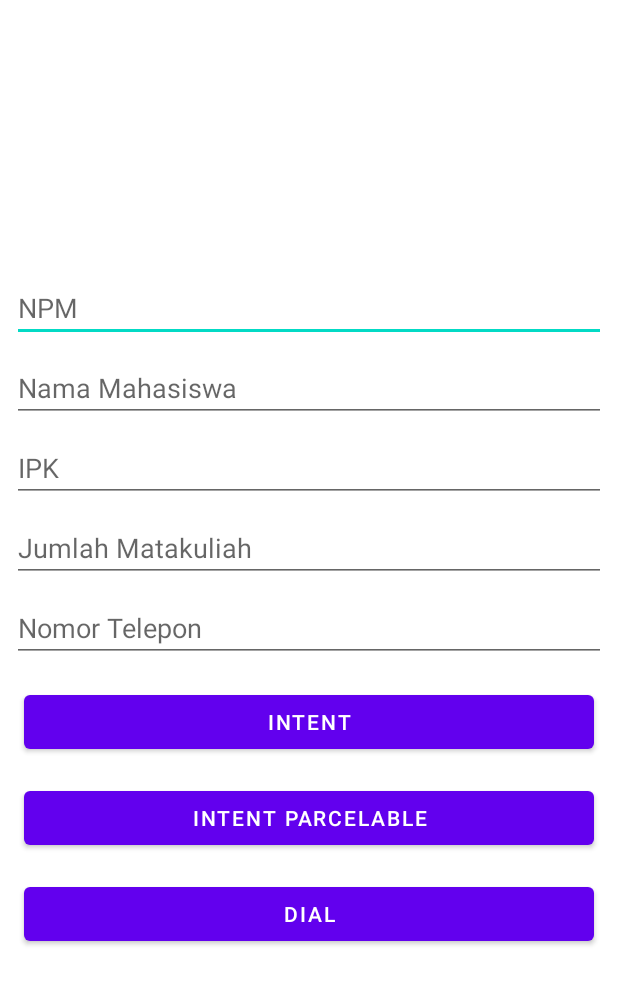
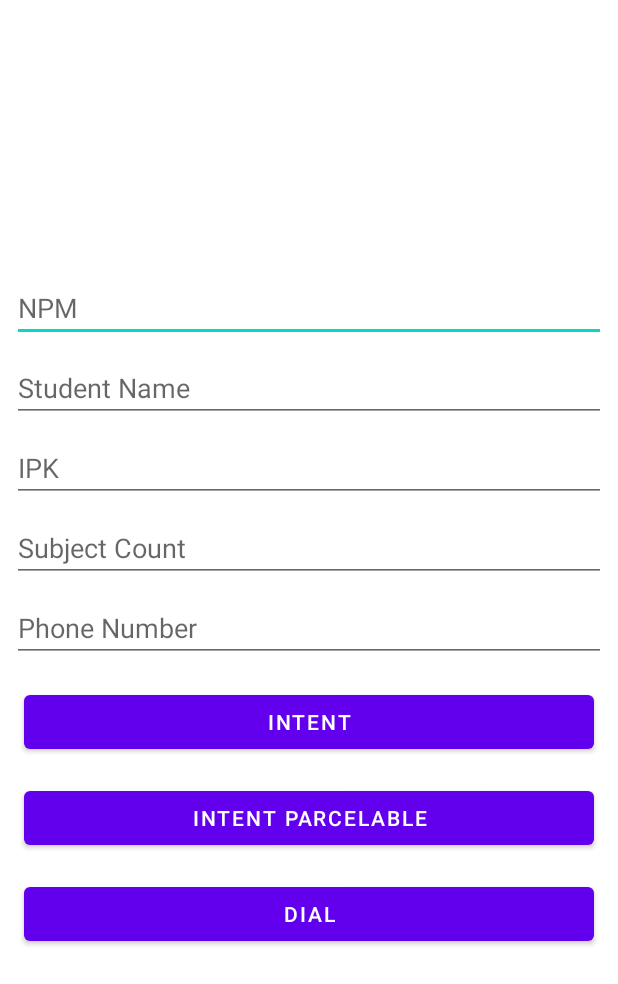
Before and after one commit to mirzayogy/PraktikumAndroidKelas8, an Android app: the screen it shows after launch (IntentActivity), on a phone screen of 412 x 824 dp. Shown: the top 984 px of the screen. Run offline under Robolectric (Android 15) with nearby library versions, the phone set to English and light mode, and no system bars.

Commit message:
pertemuan 4-2 extract string resource dan string bahasa Indonesia

```diff
--- a/app/src/main/res/layout/activity_intent.xml
+++ b/app/src/main/res/layout/activity_intent.xml
@@ -1,7 +1,6 @@
 <?xml version="1.0" encoding="utf-8"?>
 <LinearLayout
     xmlns:android="http://schemas.android.com/apk/res/android"
-    xmlns:app="http://schemas.android.com/apk/res-auto"
     xmlns:tools="http://schemas.android.com/tools"
     android:layout_width="match_parent"
     android:layout_height="match_parent"
@@ -14,52 +13,52 @@
         android:id="@+id/etNpm"
         android:layout_width="match_parent"
         android:layout_height="wrap_content"
-        android:hint="NPM"
+        android:hint="@string/npm"
         android:layout_marginBottom="8dp"
-        />
+        android:autofillHints="@string/npm"
+        android:inputType="text" />
     <EditText
         android:id="@+id/etNama"
         android:layout_width="match_parent"
         android:layout_height="wrap_content"
-        android:hint="Nama Mahasiswa"
+        android:hint="@string/student_name"
         android:inputType="textPersonName"
         android:layout_marginBottom="8dp"
-        />
+        android:autofillHints="@string/student_name" />
 
     <EditText
         android:id="@+id/etIpk"
         android:layout_width="match_parent"
         android:layout_height="wrap_content"
-        android:hint="IPK"
+        android:hint="@string/ipk"
         android:inputType="numberDecimal"
         android:layout_marginBottom="8dp"
-
-        />
+        android:autofillHints="@string/ipk" />
 
     <EditText
         android:id="@+id/etJumlahMatakuliah"
         android:layout_width="match_parent"
         android:layout_height="wrap_content"
-        android:hint="Jumlah Matakuliah"
+        android:hint="@string/subjects_count"
         android:inputType="number"
         android:layout_marginBottom="8dp"
 
-        />
+        android:autofillHints="@string/subjects_count" />
 
     <EditText
         android:id="@+id/etNomorTelepon"
         android:layout_width="match_parent"
         android:layout_height="wrap_content"
-        android:hint="Nomor Telepon"
+        android:hint="@string/phoneNumber"
         android:inputType="phone"
         android:layout_marginBottom="8dp"
-        />
+        android:autofillHints="@string/subjects_count" />
 
     <Button
             android:id="@+id/btIntent1"
             android:layout_width="match_parent"
             android:layout_height="wrap_content"
-            android:text="Intent"
+            android:text="@string/intent"
             android:layout_margin="8dp"
             />
 
@@ -67,7 +66,7 @@
         android:id="@+id/btIntent2"
         android:layout_width="match_parent"
         android:layout_height="wrap_content"
-        android:text="Intent Parcelable"
+        android:text="@string/intent_parcelable"
         android:layout_margin="8dp"
         />
 
@@ -75,7 +74,7 @@
         android:id="@+id/btDial"
         android:layout_width="match_parent"
         android:layout_height="wrap_content"
-        android:text="Dial"
+        android:text="@string/dial"
         android:layout_margin="8dp"
         />
 
--- a/app/src/main/res/values/strings.xml
+++ b/app/src/main/res/values/strings.xml
@@ -1,3 +1,19 @@
 <resources>
     <string name="app_name">Praktikum Android Kelas 8</string>
+    <string name="npm">NPM</string>
+    <string name="student_name">Student Name</string>
+    <string name="ipk">IPK</string>
+    <string name="subjects_count">Subject Count</string>
+    <string name="phoneNumber">Phone Number</string>
+    <string name="intent">Intent</string>
+    <string name="intent_parcelable">Intent Parcelable</string>
+    <string name="dial">Dial</string>
+    <string name="finish">Finish</string>
+    <string name="firstNumber">First Number</string>
+    <string name="secondNumber">Second Number</string>
+    <string name="add">+</string>
+    <string name="sub">-</string>
+    <string name="mul">*</string>
+    <string name="div">/</string>
+    <string name="result">Result</string>
 </resources>
```
Also changed, not shown: app/src/main/res/layout/activity_intent_result.xml (+5 -9 lines), app/src/main/res/layout/activity_main.xml (+13 -14 lines), 1 other file.
